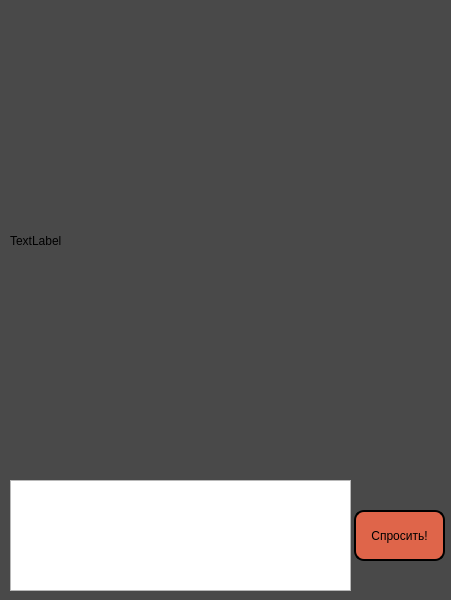
Old version of the form chatGPT-TOY/MainWin.ui in the repository HappyAcidRain/STUDYQT.
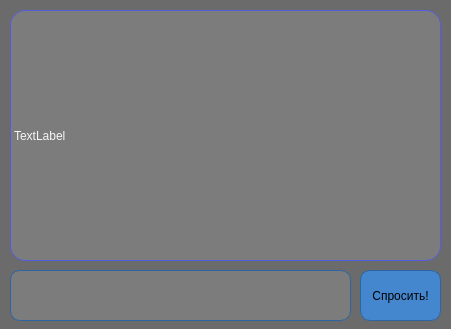
New version of the form.

```diff
--- a/chatGPT-TOY/MainWin.ui
+++ b/chatGPT-TOY/MainWin.ui
@@ -2,42 +2,74 @@
 <ui version="4.0">
  <class>MainWindow</class>
  <widget class="QMainWindow" name="MainWindow">
+  <property name="enabled">
+   <bool>true</bool>
+  </property>
   <property name="geometry">
    <rect>
     <x>0</x>
     <y>0</y>
     <width>451</width>
-    <height>600</height>
+    <height>329</height>
    </rect>
   </property>
+  <property name="sizePolicy">
+   <sizepolicy hsizetype="Fixed" vsizetype="Fixed">
+    <horstretch>0</horstretch>
+    <verstretch>0</verstretch>
+   </sizepolicy>
+  </property>
+  <property name="minimumSize">
+   <size>
+    <width>451</width>
+    <height>329</height>
+   </size>
+  </property>
+  <property name="maximumSize">
+   <size>
+    <width>451</width>
+    <height>329</height>
+   </size>
+  </property>
+  <property name="font">
+   <font>
+    <family>Segoe UI Light</family>
+   </font>
+  </property>
   <property name="windowTitle">
    <string>MainWindow</string>
   </property>
   <property name="styleSheet">
    <string notr="true">QMainWindow {
-	color: white;
-	background-color: #494949;
+	color: #F6F6F6;
+	background-color: #6B6B6B;
 }
 
-QLable {
-	border: 2px solid black ;
+QLabel {
+	color: #F6F6F6;
+	background-color: #7C7C7C;
+	border: 1px solid #535EDF;
 	border-radius: 15px;
 }
 
-QLineEdit{
-	border: 2px solid black ;
+QTextEdit{
+	color: #F6F6F6;
+	background-color: #7C7C7C;
+	border: 1px solid #2C65A2;
 	border-radius: 10px;
 }
 
 QPushButton {
-	background-color: #DF654A;
-	border: 2px solid black ;
+	color: black;
+	background-color: #4487CF;
+	border: 1px solid #2C65A2;
 	border-radius: 10px;
 }
 
-QPushButton: hover {
-	background-color: #E27861;
-	border: 2px solid black ;
+QPushButton:hover {
+	color: black;
+	background-color: #4C9CF2;
+	border: 1px solid #2C65A2;
 	border-radius: 10px;
 }</string>
   </property>
@@ -46,9 +78,9 @@
     <property name="geometry">
      <rect>
       <x>10</x>
-      <y>480</y>
+      <y>270</y>
       <width>341</width>
-      <height>111</height>
+      <height>51</height>
      </rect>
     </property>
    </widget>
@@ -58,7 +90,7 @@
       <x>10</x>
       <y>10</y>
       <width>431</width>
-      <height>461</height>
+      <height>251</height>
      </rect>
     </property>
     <property name="text">
@@ -68,9 +100,9 @@
    <widget class="QPushButton" name="pushButton">
     <property name="geometry">
      <rect>
-      <x>354</x>
-      <y>510</y>
-      <width>91</width>
+      <x>360</x>
+      <y>270</y>
+      <width>81</width>
       <height>51</height>
      </rect>
     </property>
```
Left out of the diff: 2 changed lines with no effect on the pictures.
